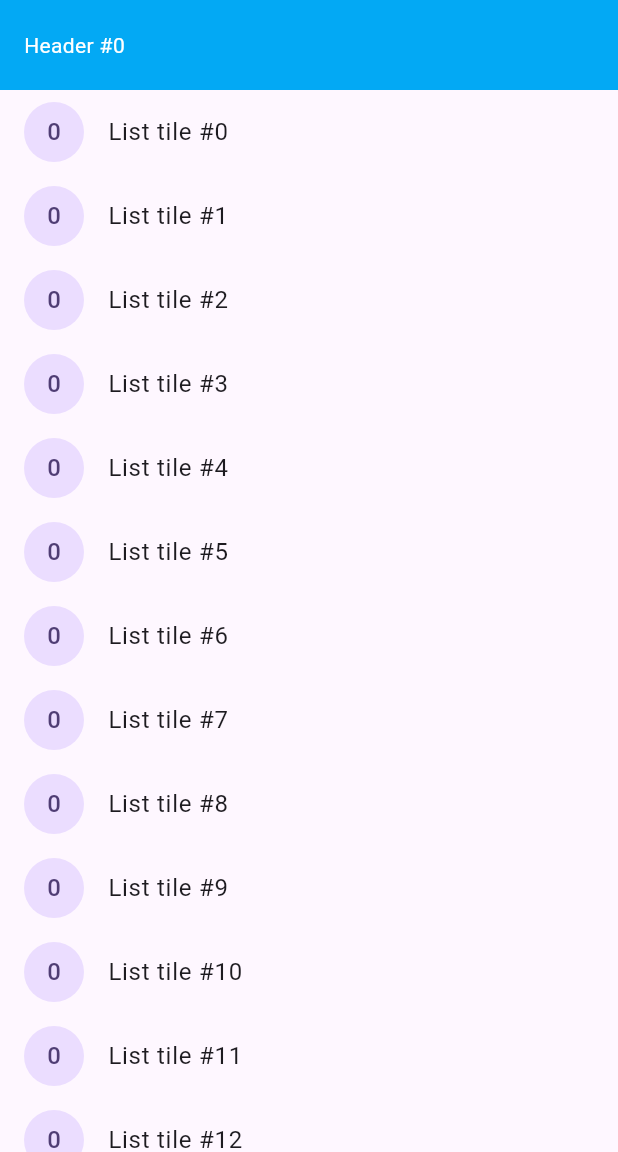
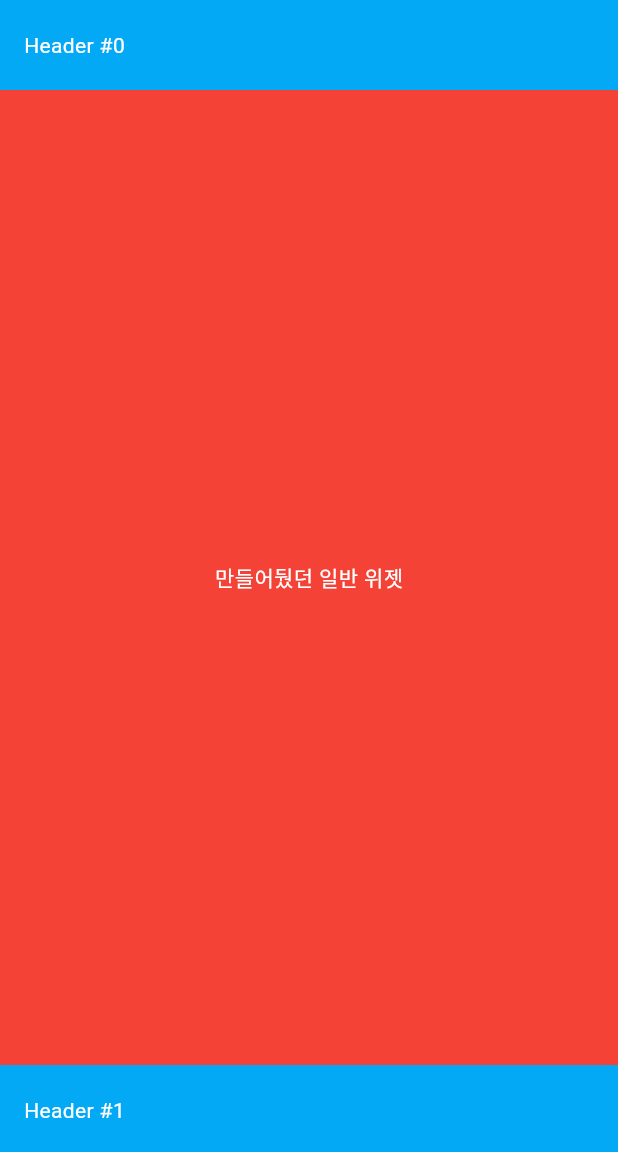
Before and after one commit to Jeck-Lee/Practice_Flutter, a Flutter app: the screen it shows after launch, after a tap on "Header ScrollView", on a phone screen of 412 x 824 dp, the part 84-1236 px from its top. Run offline on Flutter 3.47's test engine with Material 3 defaults, Android fonts, the phone set to English and light mode, and no system bars; our stand-ins replace flutter_sticky_header, go_router.

Commit message:
✨ Apply existing code

```diff
--- a/lib/custom_router.dart
+++ b/lib/custom_router.dart
@@ -4,7 +4,7 @@ import 'package:practice_flutter/screens/b_screen.dart';
 import 'package:practice_flutter/screens/content_screen.dart';
 import 'package:practice_flutter/screens/detail_screen.dart';
 import 'package:practice_flutter/screens/home_screen.dart';
-import 'package:practice_flutter/screens/sticky_header_screen.dart';
+import 'package:practice_flutter/screens/sticky_header_screen/sticky_header_screen.dart';
 
 class CustomRouter {
   static GoRouter router = GoRouter(
--- a/lib/screens/sticky_header_screen.dart
+++ b/lib/screens/sticky_header_screen/sticky_header_screen.dart
@@ -1,10 +1,25 @@
 import 'package:flutter/material.dart';
 import 'package:flutter_sticky_header/flutter_sticky_header.dart';
+import 'package:practice_flutter/screens/sticky_header_screen/sub_list_view.dart';
+import 'package:practice_flutter/screens/sticky_header_screen/sub_widget.dart';
 
-class StickyHeadersScreen extends StatelessWidget {
+class StickyHeadersScreen extends StatefulWidget {
   const StickyHeadersScreen({
     Key? key,
   }) : super(key: key);
+
+  @override
+  State<StickyHeadersScreen> createState() => _StickyHeadersScreenState();
+}
+
+class _StickyHeadersScreenState extends State<StickyHeadersScreen> {
+  int _listCount = 3;
+
+  void _incrementCounter() {
+    setState(() {
+      _listCount += 3;
+    });
+  }
 
   @override
   Widget build(BuildContext context) {
@@ -25,16 +40,9 @@ class StickyHeadersScreen extends StatelessWidget {
                 style: TextStyle(color: Colors.white),
               ),
             ),
-            sliver: SliverList(
-              delegate: SliverChildBuilderDelegate(
-                (context, i) => ListTile(
-                  leading: const CircleAvatar(
-                    child: Text('0'),
-                  ),
-                  title: Text('List tile #$i'),
-                ),
-                childCount: 20,
-              ),
+            sliver: const SliverToBoxAdapter(
+              /// 일반 위젯을 SliverToBoxAdapter로 감쌈
+              child: SubWidget(),
             ),
           ),
           SliverStickyHeader(
@@ -48,16 +56,8 @@ class StickyHeadersScreen extends StatelessWidget {
                 style: TextStyle(color: Colors.white),
               ),
             ),
-            sliver: SliverList(
-              delegate: SliverChildBuilderDelegate(
-                (context, i) => ListTile(
-                  leading: const CircleAvatar(
-                    child: Text('0'),
-                  ),
-                  title: Text('List tile #$i'),
-                ),
-                childCount: 4,
-              ),
+            sliver: const SliverToBoxAdapter(
+              child: SubWidget2(),
             ),
           ),
           SliverStickyHeader(
@@ -71,15 +71,17 @@ class StickyHeadersScreen extends StatelessWidget {
                 style: TextStyle(color: Colors.white),
               ),
             ),
-            sliver: SliverList(
-              delegate: SliverChildBuilderDelegate(
-                (context, i) => ListTile(
-                  leading: const CircleAvatar(
-                    child: Text('0'),
-                  ),
-                  title: Text('List tile #$i'),
+            sliver: SliverToBoxAdapter(
+              child: SubListView(
+                itemBuilder: (context, index) {
+                  return SubListItemView(title: "$index 제목");
+                },
+                separatorBuilder: (context, index) => const Divider(
+                  color: Colors.black38,
                 ),
-                childCount: 15,
+                itemCount: _listCount,
+                onSelected: (index) {},
+                onPressedMore: _incrementCounter,
               ),
             ),
           ),
@@ -94,16 +96,8 @@ class StickyHeadersScreen extends StatelessWidget {
                 style: TextStyle(color: Colors.white),
               ),
             ),
-            sliver: SliverList(
-              delegate: SliverChildBuilderDelegate(
-                (context, i) => ListTile(
-                  leading: const CircleAvatar(
-                    child: Text('0'),
-                  ),
-                  title: Text('List tile #$i'),
-                ),
-                childCount: 20,
-              ),
+            sliver: const SliverToBoxAdapter(
+              child: SubWidget2(),
             ),
           ),
           SliverStickyHeader(
@@ -114,6 +108,33 @@ class StickyHeadersScreen extends StatelessWidget {
               alignment: Alignment.centerLeft,
               child: const Text(
                 'Header #4',
+                style: TextStyle(color: Colors.white),
+              ),
+            ),
+            sliver: SliverToBoxAdapter(
+              child: SubListView(
+                itemBuilder: (context, index) {
+                  return SubListItemView(title: "$index 제목");
+                },
+                separatorBuilder: (context, index) => const Divider(
+                  color: Colors.black38,
+                ),
+                itemCount: 2,
+                onSelected: (index) {},
+                onPressedMore: () {},
+              ),
+            ),
+          ),
+
+          /// 패키지 문서 공식 Example
+          SliverStickyHeader(
+            header: Container(
+              height: 60.0,
+              color: Colors.lightBlue,
+              padding: const EdgeInsets.symmetric(horizontal: 16.0),
+              alignment: Alignment.centerLeft,
+              child: const Text(
+                'Header #5',
                 style: TextStyle(color: Colors.white),
               ),
             ),
--- /dev/null
+++ b/lib/screens/sticky_header_screen/sub_list_view.dart
@@ -0,0 +1,134 @@
+import 'package:flutter/material.dart';
+
+class SubListView extends StatelessWidget {
+  const SubListView({
+    Key? key,
+    this.padding,
+    required this.itemBuilder,
+    required this.separatorBuilder,
+    required this.itemCount,
+    required this.onSelected,
+    required this.onPressedMore,
+  }) : super(key: key);
+
+  final EdgeInsetsGeometry? padding;
+  final Widget? Function(BuildContext context, int index) itemBuilder;
+  final Widget Function(BuildContext context, int index) separatorBuilder;
+  final int itemCount;
+  final void Function(int index) onSelected;
+  final void Function() onPressedMore;
+
+  @override
+  Widget build(BuildContext context) {
+    return Column(
+      children: [
+        ListView.separated(
+            shrinkWrap: true,
+            physics: const NeverScrollableScrollPhysics(),
+            padding: padding,
+            itemBuilder: (context, index) => InkWell(
+              onTap: () => onSelected(index),
+              child: itemBuilder(context, index),
+            ),
+            separatorBuilder: (context, index) => separatorBuilder(context, index),
+            itemCount: itemCount),
+        InkWell(
+          onTap: onPressedMore,
+          child: Container(
+            decoration: const BoxDecoration(
+              border: Border(
+                top: BorderSide(color: Colors.grey, width: 1),
+                bottom: BorderSide(color: Colors.grey, width: 1),
+              ),
+              color: Colors.blueGrey,
+            ),
+            padding: const EdgeInsets.symmetric(vertical: 14),
+            width: double.infinity,
+            child: const Text(
+              "More +",
+              textAlign: TextAlign.center,
+            ),
+          ),
+        ),
+      ],
+    );
+  }
+}
+
+class SubListItemView extends StatelessWidget {
+  const SubListItemView({
+    Key? key,
+    required this.title,
+  }) : super(key: key);
+
+  final String title;
+
+  @override
+  Widget build(BuildContext context) {
+    return Padding(
+      padding: const EdgeInsets.symmetric(vertical: 12, horizontal: 20),
+      child: Column(
+        crossAxisAlignment: CrossAxisAlignment.start,
+        children: [
+          /// 제목
+          Text(
+            title,
+            overflow: TextOverflow.ellipsis,
+            maxLines: 2,
+          ),
+          const SizedBox(height: 6),
+          IntrinsicHeight(
+            child: Row(
+              children: [
+                ClipRRect(
+                  borderRadius: BorderRadius.circular(6),
+                  child: Container(
+                    color: Colors.white70,
+                    width: 120,
+                    height: 106,
+                  ),
+                ),
+                const SizedBox(width: 8),
+                Expanded(
+                  child: Column(
+                    crossAxisAlignment: CrossAxisAlignment.start,
+                    children: [
+                      /// 내용
+                      Text(
+                        "$title의 내용",
+                        overflow: TextOverflow.ellipsis,
+                        maxLines: 2,
+                      ),
+
+                      /// 날짜
+                      Text(
+                        DateTime.now().toString(),
+                        overflow: TextOverflow.ellipsis,
+                        maxLines: 1,
+                      ),
+                      const Spacer(),
+
+                      /// 카피라이트
+                      const Text(
+                        "Copyright: ~",
+                        overflow: TextOverflow.ellipsis,
+                        maxLines: 1,
+                      ),
+
+                      /// 주소 링크
+                      const Text(
+                        "https://~~",
+                        overflow: TextOverflow.ellipsis,
+                        maxLines: 1,
+                      ),
+                    ],
+                  ),
+                ),
+              ],
+            ),
+          ),
+        ],
+      ),
+    );
+  }
+}
--- /dev/null
+++ b/lib/screens/sticky_header_screen/sub_widget.dart
@@ -0,0 +1,37 @@
+import 'package:flutter/material.dart';
+
+class SubWidget extends StatelessWidget {
+  const SubWidget({super.key});
+
+  @override
+  Widget build(BuildContext context) {
+    return Container(
+      height: 650,
+      color: Colors.red,
+      child: const Center(
+        child: Text(
+          '만들어뒀던 일반 위젯',
+          style: TextStyle(color: Colors.white),
+        ),
+      ),
+    );
+  }
+}
+
+class SubWidget2 extends StatelessWidget {
+  const SubWidget2({super.key});
+
+  @override
+  Widget build(BuildContext context) {
+    return Container(
+      height: 350,
+      color: Colors.orange,
+      child: const Center(
+        child: Text(
+          '만들어뒀던 일반 위젯2',
+          style: TextStyle(color: Colors.white),
+        ),
+      ),
+    );
+  }
+}
```
